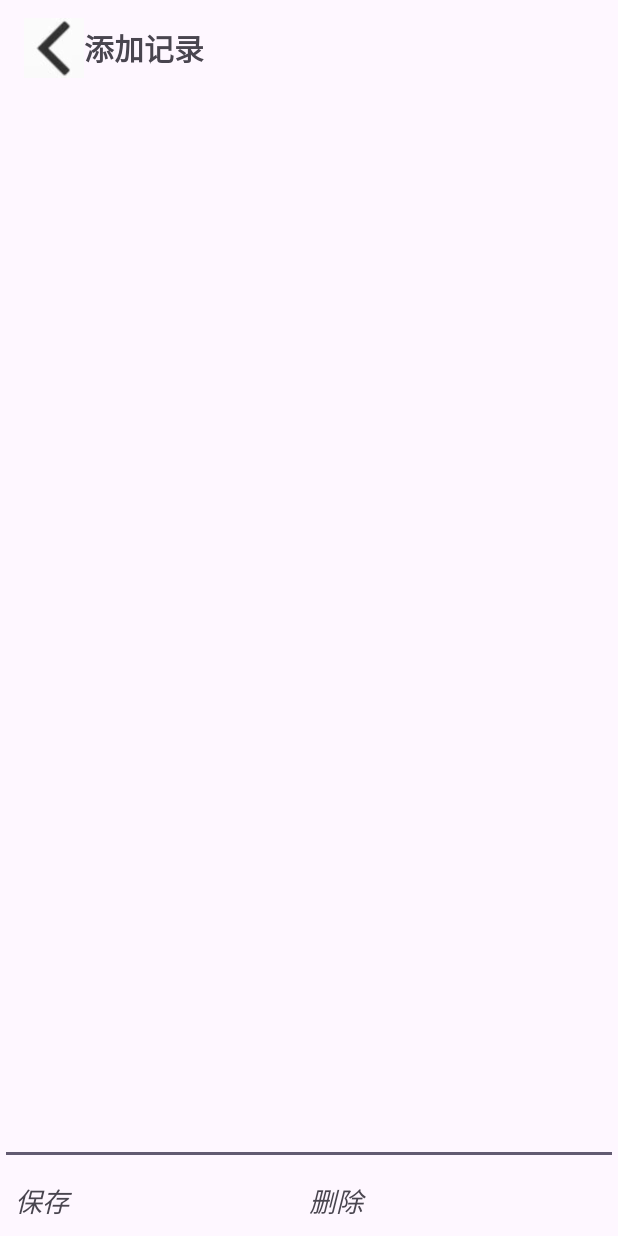
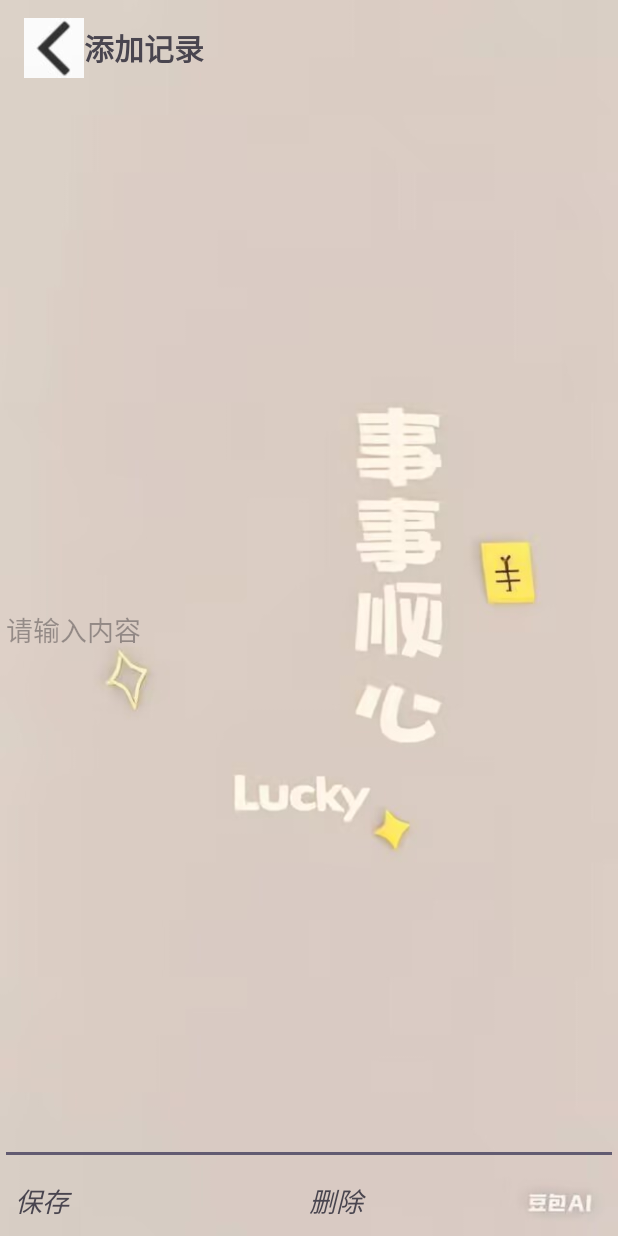
Before and after one commit to 18983413722/myApplication, an Android app: the Excel screen opened directly, with no data from a screen before it, on a phone screen of 412 x 824 dp. Run offline under Robolectric (Android 15) with nearby library versions, the phone set to English and light mode, and no system bars.

Commit message:
first commit

```diff
--- a/app/src/main/res/layout/activity_excel.xml
+++ b/app/src/main/res/layout/activity_excel.xml
@@ -6,7 +6,7 @@
     android:layout_width="match_parent"
     android:layout_height="match_parent"
     android:orientation="vertical"
-
+    android:background="@drawable/back1"
     tools:context=".ui.Excel">
 
     <androidx.appcompat.widget.Toolbar
@@ -17,7 +17,8 @@
             android:onClick="esc"
             android:layout_width="40dp"
             android:layout_height="40dp"
-            android:src="@drawable/esc"/>
+            android:src="@drawable/esc"
+            android:contentDescription="这是一张点击事件图片"/>
 
         <TextView
             android:layout_width="match_parent"
@@ -34,6 +35,7 @@
         android:layout_width="match_parent"
         android:layout_height="0dp"
         android:layout_weight="1"
+        android:hint="请输入内容"
         />
 
 
--- a/app/src/main/res/layout/activity_set_text_size.xml
+++ b/app/src/main/res/layout/activity_set_text_size.xml
@@ -21,7 +21,9 @@
             android:layout_width="wrap_content"
             android:layout_height="wrap_content"
             android:src="@drawable/esc"
-            android:onClick="onBackPressed"/>
+            android:onClick="onBackPressed"
+
+        />
 
         <TextView
             android:layout_width="wrap_content"
```
